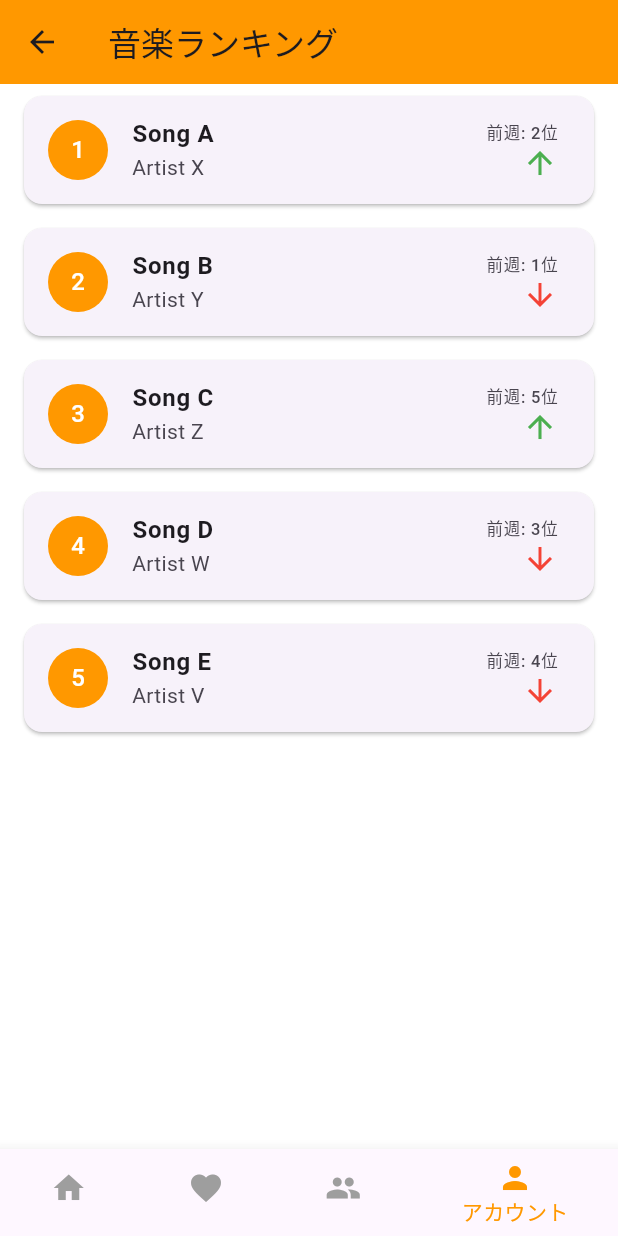
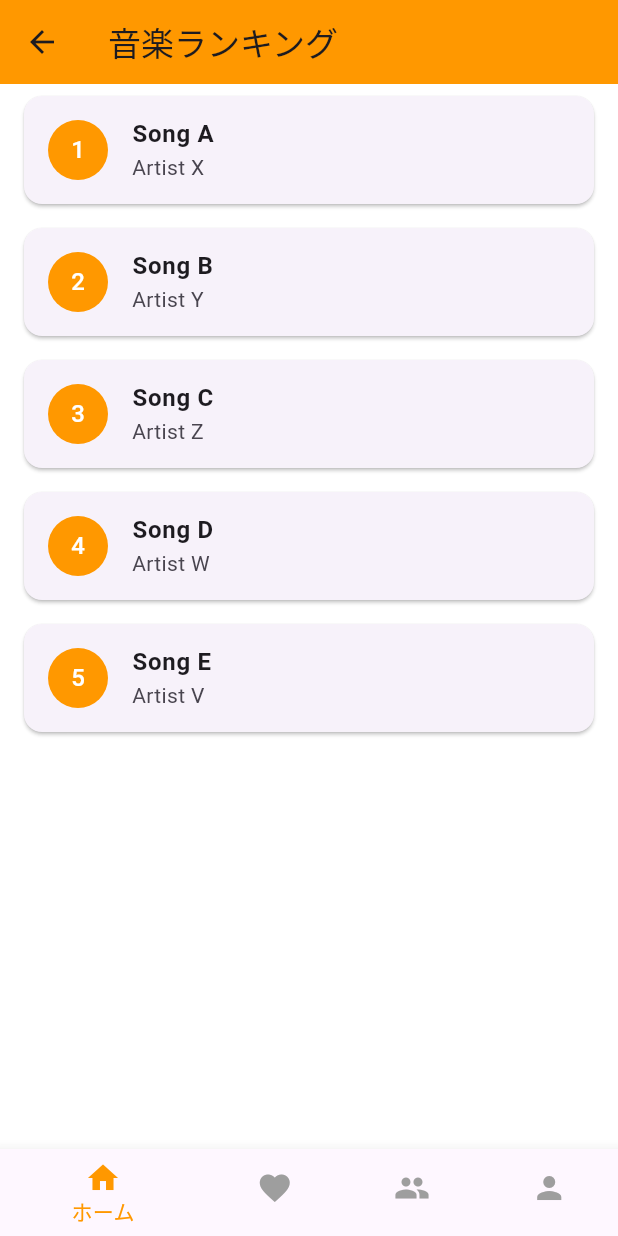
Before and after one commit to Ktento/breman-front, a Flutter app: the RankingList screen opened directly, on a phone screen of 412 x 824 dp. Run offline on Flutter 3.47's test engine with Material 3 defaults, Android fonts, the phone set to English and light mode, and no system bars; network calls fail.

Commit message:
現時点です

```diff
--- a/lib/ranking-list.dart
+++ b/lib/ranking-list.dart
@@ -1,5 +1,6 @@
 import 'package:flutter/material.dart';
 import 'main.dart';
+import 'SongDetailScreen.dart'; // 新しく作成した詳細画面をインポート
 
 class RankingList extends StatefulWidget {
   @override
@@ -7,15 +8,20 @@ class RankingList extends StatefulWidget {
 }
 
 class _RankingListState extends State<RankingList> {
-  int _currentIndex = 3;
+  int _currentIndex = 0;
 
-  // 音楽ランキングのダミーデータ
   final List<Map<String, dynamic>> _musicRanking = [
-    {'rank': 1, 'title': 'Song A', 'artist': 'Artist X', 'lastWeek': 2},
-    {'rank': 2, 'title': 'Song B', 'artist': 'Artist Y', 'lastWeek': 1},
-    {'rank': 3, 'title': 'Song C', 'artist': 'Artist Z', 'lastWeek': 5},
-    {'rank': 4, 'title': 'Song D', 'artist': 'Artist W', 'lastWeek': 3},
-    {'rank': 5, 'title': 'Song E', 'artist': 'Artist V', 'lastWeek': 4},
+    {
+      'rank': 1,
+      'title': 'Song A',
+      'artist': 'Artist X',
+      'youtubeUrl': 'https://www.youtube.com/watch?v=ZRtdQ81jPUQ',
+      'spotifyUrl': 'https://open.spotify.com/track/7ovUcF5uHTBRzUpB6ZOmvt'
+    },
+    {'rank': 2, 'title': 'Song B', 'artist': 'Artist Y'},
+    {'rank': 3, 'title': 'Song C', 'artist': 'Artist Z'},
+    {'rank': 4, 'title': 'Song D', 'artist': 'Artist W'},
+    {'rank': 5, 'title': 'Song E', 'artist': 'Artist V'},
   ];
 
   @override
@@ -41,21 +47,14 @@ class _RankingListState extends State<RankingList> {
               title: Text(item['title'],
                   style: TextStyle(fontWeight: FontWeight.bold)),
               subtitle: Text(item['artist']),
-              trailing: Column(
-                mainAxisAlignment: MainAxisAlignment.center,
-                crossAxisAlignment: CrossAxisAlignment.end,
-                children: [
-                  Text('前週: ${item['lastWeek']}位'),
-                  Icon(
-                    item['lastWeek'] > item['rank']
-                        ? Icons.arrow_upward
-                        : Icons.arrow_downward,
-                    color: item['lastWeek'] > item['rank']
-                        ? Colors.green
-                        : Colors.red,
+              onTap: () {
+                Navigator.push(
+                  context,
+                  MaterialPageRoute(
+                    builder: (context) => SongDetailScreen(song: item),
                   ),
-                ],
-              ),
+                );
+              },
             ),
           );
         },
@@ -72,6 +71,9 @@ class _RankingListState extends State<RankingList> {
         ],
         currentIndex: _currentIndex,
         onTap: (index) {
+          setState(() {
+            _currentIndex = index;
+          });
 
           switch (index) {
             case 0:
--- a/pubspec.yaml
+++ b/pubspec.yaml
@@ -34,6 +34,8 @@ dependencies:
   # Use with the CupertinoIcons class for iOS style icons.
   cupertino_icons: ^1.0.8
   flutter_launcher_icons: ^0.14.0
+
+  url_launcher: ^6.0.20
 
 dev_dependencies:
   flutter_test:
```
Also changed, not shown: lib/SongDetailScreen.dart (added, +81 -0 lines), pubspec.lock, 1 other file.
